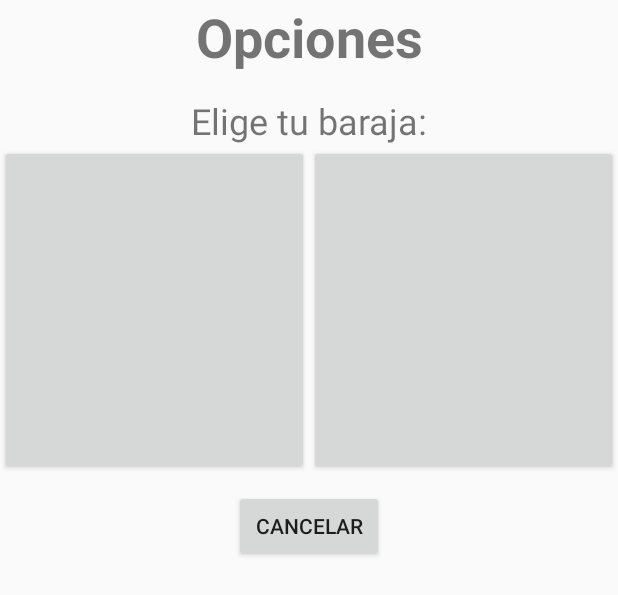
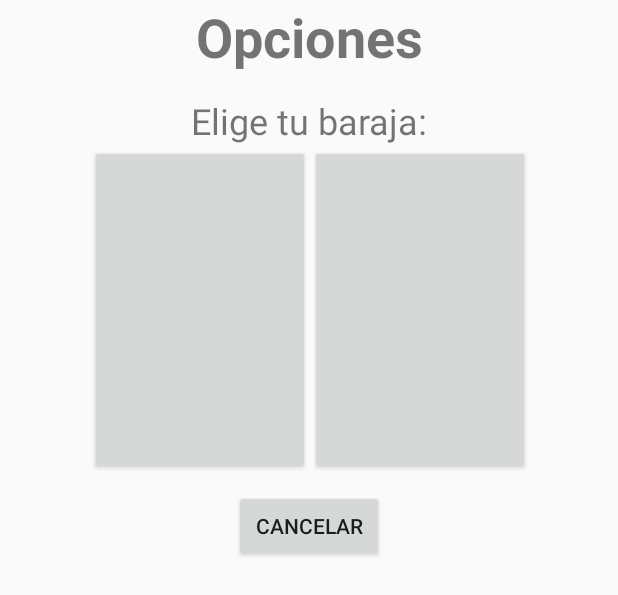
Before and after one commit to arturosdg/TWINS_AS, an Android app: the layout activity_popupoptions.xml on its own in the app's theme, with its tools: preview values and no code run, on a phone screen of 412 x 824 dp. Shown: the top 595 px of the screen. Run offline under Robolectric (Android 15) with nearby library versions, the phone set to English and light mode, and no system bars.

Commit message:
Mejorado menu de opciones
Ahora es mas visualmente bonito

```diff
--- a/app/src/main/res/layout/activity_popupoptions.xml
+++ b/app/src/main/res/layout/activity_popupoptions.xml
@@ -21,12 +21,18 @@
             android:orientation="horizontal"
             android:layout_width="match_parent"
             android:layout_height="230dp">
+        <Space
+                android:layout_width="2dp"
+                android:layout_height="169dp" android:layout_weight="1"/>
         <Button
                 android:layout_width="wrap_content"
                 android:layout_height="220dp" android:id="@+id/firstCard" android:layout_weight="1"/>
         <Button
                 android:layout_width="wrap_content"
                 android:layout_height="220dp" android:id="@+id/secondCard" android:layout_weight="1"/>
+        <Space
+                android:layout_width="wrap_content"
+                android:layout_height="171dp" android:layout_weight="1"/>
     </LinearLayout>
     <Button
             android:text="@string/cancelar"
```
